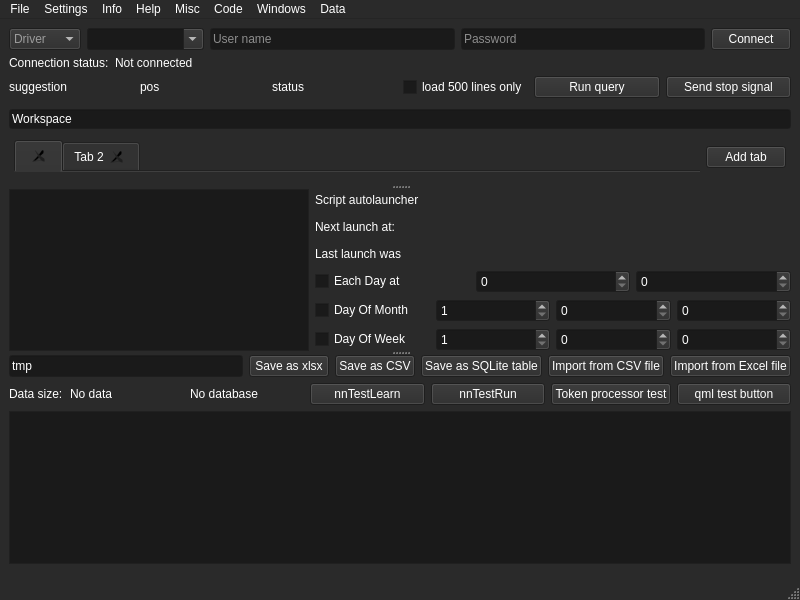
gfifgfifofich/DB_loader, file loaderwidnow.ui: the form before one commit.
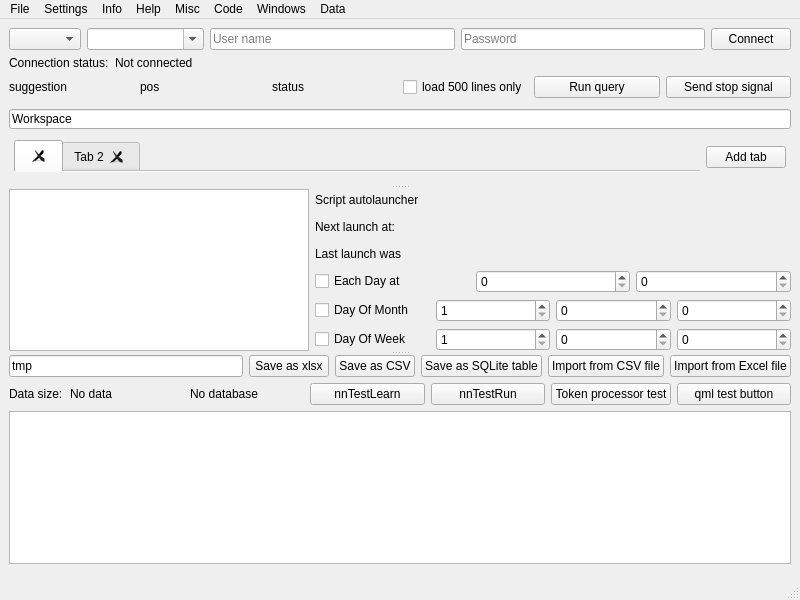
The form after the commit.

Diff of the .ui file:
```diff
--- a/loaderwidnow.ui
+++ b/loaderwidnow.ui
@@ -16,493 +16,6 @@
     <verstretch>0</verstretch>
    </sizepolicy>
   </property>
-  <property name="palette">
-   <palette>
-    <active>
-     <colorrole role="WindowText">
-      <brush brushstyle="SolidPattern">
-       <color alpha="255">
-        <red>255</red>
-        <green>255</green>
-        <blue>255</blue>
-       </color>
-      </brush>
-     </colorrole>
-     <colorrole role="Button">
-      <brush brushstyle="SolidPattern">
-       <color alpha="255">
-        <red>42</red>
-        <green>42</green>
-        <blue>42</blue>
-       </color>
-      </brush>
-     </colorrole>
-     <colorrole role="Light">
-      <brush brushstyle="SolidPattern">
-       <color alpha="255">
-        <red>63</red>
-        <green>63</green>
-        <blue>63</blue>
-       </color>
-      </brush>
-     </colorrole>
-     <colorrole role="Midlight">
-      <brush brushstyle="SolidPattern">
-       <color alpha="255">
-        <red>52</red>
-        <green>52</green>
-        <blue>52</blue>
-       </color>
-      </brush>
-     </colorrole>
-     <colorrole role="Dark">
-      <brush brushstyle="SolidPattern">
-       <color alpha="255">
-        <red>21</red>
-        <green>21</green>
-        <blue>21</blue>
-       </color>
-      </brush>
-     </colorrole>
-     <colorrole role="Mid">
-      <brush brushstyle="SolidPattern">
-       <color alpha="255">
-        <red>28</red>
-        <green>28</green>
-        <blue>28</blue>
-       </color>
-      </brush>
-     </colorrole>
-     <colorrole role="Text">
-      <brush brushstyle="SolidPattern">
-       <color alpha="255">
-        <red>255</red>
-        <green>255</green>
-        <blue>255</blue>
-       </color>
-      </brush>
-     </colorrole>
-     <colorrole role="BrightText">
-      <brush brushstyle="SolidPattern">
-       <color alpha="255">
-        <red>255</red>
-        <green>255</green>
-        <blue>255</blue>
-       </color>
-      </brush>
-     </colorrole>
-     <colorrole role="ButtonText">
-      <brush brushstyle="SolidPattern">
-       <color alpha="255">
-        <red>255</red>
-        <green>255</green>
-        <blue>255</blue>
-       </color>
-      </brush>
-     </colorrole>
-     <colorrole role="Base">
-      <brush brushstyle="SolidPattern">
-       <color alpha="255">
-        <red>26</red>
-        <green>26</green>
-        <blue>26</blue>
-       </color>
-      </brush>
-     </colorrole>
-     <colorrole role="Window">
-      <brush brushstyle="SolidPattern">
-       <color alpha="255">
-        <red>42</red>
-        <green>42</green>
-        <blue>42</blue>
-       </color>
-      </brush>
-     </colorrole>
-     <colorrole role="Shadow">
-      <brush brushstyle="SolidPattern">
-       <color alpha="255">
-        <red>0</red>
-        <green>0</green>
-        <blue>0</blue>
-       </color>
-      </brush>
-     </colorrole>
-     <colorrole role="Highlight">
-      <brush brushstyle="SolidPattern">
-       <color alpha="255">
-        <red>0</red>
-        <green>84</green>
-        <blue>148</blue>
-       </color>
-      </brush>
-     </colorrole>
-     <colorrole role="AlternateBase">
-      <brush brushstyle="SolidPattern">
-       <color alpha="255">
-        <red>21</red>
-        <green>21</green>
-        <blue>21</blue>
-       </color>
-      </brush>
-     </colorrole>
-     <colorrole role="ToolTipBase">
-      <brush brushstyle="SolidPattern">
-       <color alpha="255">
-        <red>255</red>
-        <green>255</green>
-        <blue>220</blue>
-       </color>
-      </brush>
-     </colorrole>
-     <colorrole role="ToolTipText">
-      <brush brushstyle="SolidPattern">
-       <color alpha="255">
-        <red>0</red>
-        <green>0</green>
-        <blue>0</blue>
-       </color>
-      </brush>
-     </colorrole>
-     <colorrole role="PlaceholderText">
-      <brush brushstyle="SolidPattern">
-       <color alpha="127">
-        <red>255</red>
-        <green>255</green>
-        <blue>255</blue>
-       </color>
-      </brush>
-     </colorrole>
-     <colorrole role="Accent">
-      <brush brushstyle="SolidPattern">
-       <color alpha="255">
-        <red>0</red>
-        <green>0</green>
-        <blue>0</blue>
-       </color>
-      </brush>
-     </colorrole>
-    </active>
-    <inactive>
-     <colorrole role="WindowText">
-      <brush brushstyle="SolidPattern">
-       <color alpha="255">
-        <red>255</red>
-        <green>255</green>
-        <blue>255</blue>
-       </color>
-      </brush>
-     </colorrole>
-     <colorrole role="Button">
-      <brush brushstyle="SolidPattern">
-       <color alpha="255">
-        <red>42</red>
-        <green>42</green>
-        <blue>42</blue>
-       </color>
-      </brush>
-     </colorrole>
-     <colorrole role="Light">
-      <brush brushstyle="SolidPattern">
-       <color alpha="255">
-        <red>63</red>
-        <green>63</green>
-        <blue>63</blue>
-       </color>
-      </brush>
-     </colorrole>
-     <colorrole role="Midlight">
-      <brush brushstyle="SolidPattern">
-       <color alpha="255">
-        <red>52</red>
-        <green>52</green>
-        <blue>52</blue>
-       </color>
-      </brush>
-     </colorrole>
-     <colorrole role="Dark">
-      <brush brushstyle="SolidPattern">
-       <color alpha="255">
-        <red>21</red>
-        <green>21</green>
-        <blue>21</blue>
-       </color>
-      </brush>
-     </colorrole>
-     <colorrole role="Mid">
-      <brush brushstyle="SolidPattern">
-       <color alpha="255">
-        <red>28</red>
-        <green>28</green>
-        <blue>28</blue>
-       </color>
-      </brush>
-     </colorrole>
-     <colorrole role="Text">
-      <brush brushstyle="SolidPattern">
-       <color alpha="255">
-        <red>255</red>
-        <green>255</green>
-        <blue>255</blue>
-       </color>
-      </brush>
-     </colorrole>
-     <colorrole role="BrightText">
-      <brush brushstyle="SolidPattern">
-       <color alpha="255">
-        <red>255</red>
-        <green>255</green>
-        <blue>255</blue>
-       </color>
-      </brush>
-     </colorrole>
-     <colorrole role="ButtonText">
-      <brush brushstyle="SolidPattern">
-       <color alpha="255">
-        <red>255</red>
-        <green>255</green>
-        <blue>255</blue>
-       </color>
-      </brush>
-     </colorrole>
-     <colorrole role="Base">
-      <brush brushstyle="SolidPattern">
-       <color alpha="255">
-        <red>26</red>
-        <green>26</green>
-        <blue>26</blue>
-       </color>
-      </brush>
-     </colorrole>
-     <colorrole role="Window">
-      <brush brushstyle="SolidPattern">
-       <color alpha="255">
-        <red>42</red>
-        <green>42</green>
-        <blue>42</blue>
-       </color>
-      </brush>
-     </colorrole>
-     <colorrole role="Shadow">
-      <brush brushstyle="SolidPattern">
-       <color alpha="255">
-        <red>0</red>
-        <green>0</green>
-        <blue>0</blue>
-       </color>
-      </brush>
-     </colorrole>
-     <colorrole role="Highlight">
-      <brush brushstyle="SolidPattern">
-       <color alpha="255">
-        <red>0</red>
-        <green>84</green>
-        <blue>148</blue>
-       </color>
-      </brush>
-     </colorrole>
-     <colorrole role="AlternateBase">
-      <brush brushstyle="SolidPattern">
-       <color alpha="255">
-        <red>21</red>
-        <green>21</green>
-        <blue>21</blue>
-       </color>
-      </brush>
-     </colorrole>
-     <colorrole role="ToolTipBase">
-      <brush brushstyle="SolidPattern">
-       <color alpha="255">
-        <red>255</red>
-        <green>255</green>
-        <blue>220</blue>
-       </color>
-      </brush>
-     </colorrole>
-     <colorrole role="ToolTipText">
-      <brush brushstyle="SolidPattern">
-       <color alpha="255">
-        <red>0</red>
-        <green>0</green>
-        <blue>0</blue>
-       </color>
-      </brush>
-     </colorrole>
-     <colorrole role="PlaceholderText">
-      <brush brushstyle="SolidPattern">
-       <color alpha="127">
-        <red>255</red>
-        <green>255</green>
-        <blue>255</blue>
-       </color>
-      </brush>
-     </colorrole>
-     <colorrole role="Accent">
-      <brush brushstyle="SolidPattern">
-       <color alpha="255">
-        <red>0</red>
-        <green>0</green>
-        <blue>0</blue>
-       </color>
-      </brush>
-     </colorrole>
-    </inactive>
-    <disabled>
-     <colorrole role="WindowText">
-      <brush brushstyle="SolidPattern">
-       <color alpha="255">
-        <red>21</red>
-        <green>21</green>
-        <blue>21</blue>
-       </color>
-      </brush>
-     </colorrole>
-     <colorrole role="Button">
-      <brush brushstyle="SolidPattern">
-       <color alpha="255">
-        <red>42</red>
-        <green>42</green>
-        <blue>42</blue>
-       </color>
-      </brush>
-     </colorrole>
-     <colorrole role="Light">
-      <brush brushstyle="SolidPattern">
-       <color alpha="255">
-        <red>63</red>
-        <green>63</green>
-        <blue>63</blue>
-       </color>
-      </brush>
-     </colorrole>
-     <colorrole role="Midlight">
-      <brush brushstyle="SolidPattern">
-       <color alpha="255">
-        <red>52</red>
-        <green>52</green>
-        <blue>52</blue>
-       </color>
-      </brush>
-     </colorrole>
-     <colorrole role="Dark">
-      <brush brushstyle="SolidPattern">
-       <color alpha="255">
-        <red>21</red>
-        <green>21</green>
-        <blue>21</blue>
-       </color>
-      </brush>
-     </colorrole>
-     <colorrole role="Mid">
-      <brush brushstyle="SolidPattern">
-       <color alpha="255">
-        <red>28</red>
-        <green>28</green>
-        <blue>28</blue>
-       </color>
-      </brush>
-     </colorrole>
-     <colorrole role="Text">
-      <brush brushstyle="SolidPattern">
-       <color alpha="255">
-        <red>21</red>
-        <green>21</green>
-        <blue>21</blue>
-       </color>
-      </brush>
-     </colorrole>
-     <colorrole role="BrightText">
-      <brush brushstyle="SolidPattern">
-       <color alpha="255">
-        <red>255</red>
-        <green>255</green>
-        <blue>255</blue>
-       </color>
-      </brush>
-     </colorrole>
-     <colorrole role="ButtonText">
-      <brush brushstyle="SolidPattern">
-       <color alpha="255">
-        <red>21</red>
-        <green>21</green>
-        <blue>21</blue>
-       </color>
-      </brush>
-     </colorrole>
-     <colorrole role="Base">
-      <brush brushstyle="SolidPattern">
-       <color alpha="255">
-        <red>42</red>
-        <green>42</green>
-        <blue>42</blue>
-       </color>
-      </brush>
-     </colorrole>
-     <colorrole role="Window">
-      <brush brushstyle="SolidPattern">
-       <color alpha="255">
-        <red>42</red>
-        <green>42</green>
-        <blue>42</blue>
-       </color>
-      </brush>
-     </colorrole>
-     <colorrole role="Shadow">
-      <brush brushstyle="SolidPattern">
-       <color alpha="255">
-        <red>0</red>
-        <green>0</green>
-        <blue>0</blue>
-       </color>
-      </brush>
-     </colorrole>
-     <colorrole role="AlternateBase">
-      <brush brushstyle="SolidPattern">
-       <color alpha="255">
-        <red>42</red>
-        <green>42</green>
-        <blue>42</blue>
-       </color>
-      </brush>
-     </colorrole>
-     <colorrole role="ToolTipBase">
-      <brush brushstyle="SolidPattern">
-       <color alpha="255">
-        <red>255</red>
-        <green>255</green>
-        <blue>220</blue>
-       </color>
-      </brush>
-     </colorrole>
-     <colorrole role="ToolTipText">
-      <brush brushstyle="SolidPattern">
-       <color alpha="255">
-        <red>0</red>
-        <green>0</green>
-        <blue>0</blue>
-       </color>
-      </brush>
-     </colorrole>
-     <colorrole role="PlaceholderText">
-      <brush brushstyle="SolidPattern">
-       <color alpha="127">
-        <red>21</red>
-        <green>21</green>
-        <blue>21</blue>
-       </color>
-      </brush>
-     </colorrole>
-     <colorrole role="Accent">
-      <brush brushstyle="SolidPattern">
-       <color alpha="255">
-        <red>0</red>
-        <green>0</green>
-        <blue>0</blue>
-       </color>
-      </brush>
-     </colorrole>
-    </disabled>
-   </palette>
-  </property>
   <property name="windowTitle">
    <string>Loader</string>
   </property>
@@ -795,6 +308,11 @@
             <height>16777215</height>
            </size>
           </property>
+          <property name="font">
+           <font>
+            <family>Segoe UI</family>
+           </font>
+          </property>
           <property name="sortingEnabled">
            <bool>true</bool>
           </property>
```
